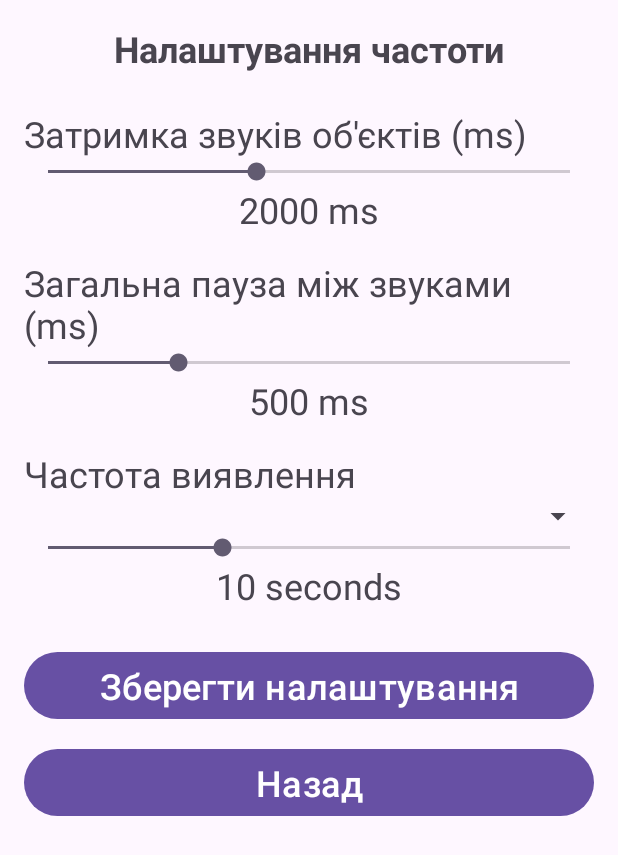
After one commit to AnastasiiaMul/diploma, an Android app: the FrequencyActivity screen opened directly, with no data from a screen before it, on a phone screen of 412 x 824 dp. The commit adds this screen. Shown: the top 855 px of the screen. Run offline under Robolectric (Android 15) with nearby library versions, the phone set to English and light mode, and no system bars; 2 statements that could not run were skipped.

Commit message:
added frequency activity

```diff
--- a/app/src/main/AndroidManifest.xml
+++ b/app/src/main/AndroidManifest.xml
@@ -60,6 +60,9 @@
             android:name=".TravelActivity"
             android:exported="false" />
         <activity
+            android:name=".FrequencyActivity"
+            android:exported="false" />
+        <activity
             android:name=".MainActivity"
             android:exported="true">
             <intent-filter>
--- /dev/null
+++ b/app/src/main/java/com/example/diplomaappmodeltflite/FrequencyActivity.java
@@ -0,0 +1,116 @@
+package com.example.diplomaappmodeltflite;
+
+import android.content.SharedPreferences;
+import android.os.Bundle;
+import android.widget.ArrayAdapter;
+import android.widget.Button;
+import android.widget.SeekBar;
+import android.widget.Spinner;
+import android.widget.TextView;
+
+import androidx.appcompat.app.AppCompatActivity;
+
+public class FrequencyActivity extends AppCompatActivity {
+
+    private SeekBar seekBarObjectCooldown, seekBarGlobalPause, seekBarDetectionInterval;
+    private TextView textViewObjectCooldownValue, textViewGlobalPauseValue, textViewDetectionIntervalValue;
+    private Spinner spinnerDetectionMode;
+    private Button buttonSave, buttonBack;
+
+    private SharedPreferences preferences;
+
+    private static final String PREFS_NAME = "FrequencyPrefs";
+
+    @Override
+    protected void onCreate(Bundle savedInstanceState) {
+        super.onCreate(savedInstanceState);
+        setContentView(R.layout.activity_frequency);
+
+        seekBarObjectCooldown = findViewById(R.id.seekBarObjectCooldown);
+        seekBarGlobalPause = findViewById(R.id.seekBarGlobalPause);
+        seekBarDetectionInterval = findViewById(R.id.seekBarDetectionInterval);
+
+        textViewObjectCooldownValue = findViewById(R.id.textViewObjectCooldownValue);
+        textViewGlobalPauseValue = findViewById(R.id.textViewGlobalPauseValue);
+        textViewDetectionIntervalValue = findViewById(R.id.textViewDetectionIntervalValue);
+
+        spinnerDetectionMode = findViewById(R.id.spinnerDetectionMode);
+        buttonSave = findViewById(R.id.buttonSaveFrequency);
+        buttonBack = findViewById(R.id.buttonBack);
+
+        preferences = getSharedPreferences(PREFS_NAME, MODE_PRIVATE);
+
+        setupSpinner();
+        loadPreferences();
+        setupListeners();
+
+        buttonSave.setOnClickListener(v -> savePreferences());
+        buttonBack.setOnClickListener(v -> finish());
+    }
+
+    private void setupSpinner() {
+        ArrayAdapter<CharSequence> adapter = ArrayAdapter.createFromResource(this,
+                R.array.detection_modes_array, android.R.layout.simple_spinner_item);
+        adapter.setDropDownViewResource(android.R.layout.simple_spinner_dropdown_item);
+        spinnerDetectionMode.setAdapter(adapter);
+    }
+
+    private void loadPreferences() {
+        int objectCooldown = preferences.getInt("object_sound_cooldown_ms", 2000);
+        int globalPause = preferences.getInt("global_sound_pause_ms", 500);
+        int detectionInterval = preferences.getInt("detection_interval_value", 10);
+        String detectionMode = preferences.getString("detection_interval_mode", "Seconds");
+
+        seekBarObjectCooldown.setProgress(objectCooldown);
+        seekBarGlobalPause.setProgress(globalPause);
+        seekBarDetectionInterval.setProgress(detectionInterval);
+
+        textViewObjectCooldownValue.setText(objectCooldown + " ms");
+        textViewGlobalPauseValue.setText(globalPause + " ms");
+        textViewDetectionIntervalValue.setText(detectionMode.equals("Seconds")
+                ? detectionInterval + " seconds"
+                : detectionInterval + " frames");
+
+        int spinnerPosition = detectionMode.equals("Frames") ? 1 : 0;
+        spinnerDetectionMode.setSelection(spinnerPosition);
+    }
+
+    private void setupListeners() {
+        seekBarObjectCooldown.setOnSeekBarChangeListener(new SeekBar.OnSeekBarChangeListener() {
+            @Override public void onProgressChanged(SeekBar seekBar, int progress, boolean fromUser) {
+                textViewObjectCooldownValue.setText(progress + " ms");
+            }
+            @Override public void onStartTrackingTouch(SeekBar seekBar) {}
+            @Override public void onStopTrackingTouch(SeekBar seekBar) {}
+        });
+
+        seekBarGlobalPause.setOnSeekBarChangeListener(new SeekBar.OnSeekBarChangeListener() {
+            @Override public void onProgressChanged(SeekBar seekBar, int progress, boolean fromUser) {
+                textViewGlobalPauseValue.setText(progress + " ms");
+            }
+            @Override public void onStartTrackingTouch(SeekBar seekBar) {}
+            @Override public void onStopTrackingTouch(SeekBar seekBar) {}
+        });
+
+        seekBarDetectionInterval.setOnSeekBarChangeListener(new SeekBar.OnSeekBarChangeListener() {
+            @Override public void onProgressChanged(SeekBar seekBar, int progress, boolean fromUser) {
+                String mode = spinnerDetectionMode.getSelectedItem().toString();
+                textViewDetectionIntervalValue.setText(mode.equals("Frames")
+                        ? progress + " frames"
+                        : progress + " seconds");
+            }
+            @Override public void onStartTrackingTouch(SeekBar seekBar) {}
+            @Override public void onStopTrackingTouch(SeekBar seekBar) {}
+        });
+    }
+
+    private void savePreferences() {
+        SharedPreferences.Editor editor = preferences.edit();
+        editor.putInt("object_sound_cooldown_ms", seekBarObjectCooldown.getProgress());
+        editor.putInt("global_sound_pause_ms", seekBarGlobalPause.getProgress());
+        editor.putInt("detection_interval_value", seekBarDetectionInterval.getProgress());
+        editor.putString("detection_interval_mode", spinnerDetectionMode.getSelectedItem().toString());
+        editor.apply();
+        finish();
+    }
+}
--- a/app/src/main/java/com/example/diplomaappmodeltflite/MainActivity.java
+++ b/app/src/main/java/com/example/diplomaappmodeltflite/MainActivity.java
@@ -20,6 +20,7 @@ public class MainActivity extends AppCompatActivity {
     private Button objectDistanceSettings;
     private Button objectSoundSettings;
     private Button btnTrip;
+    private Button frequencySettings;
 
     @Override
     protected void onCreate(Bundle savedInstanceState) {
@@ -33,6 +34,7 @@ public class MainActivity extends AppCompatActivity {
         objectDistanceSettings = findViewById(R.id.objectDistanceSettings);
         objectSoundSettings = findViewById(R.id.objectSoundSettings);
         btnTrip = findViewById(R.id.btnTrip);
+        frequencySettings = findViewById(R.id.frequencySettings);
 
         btnStartDetection.setOnClickListener(v -> {
             Intent intent = new Intent(MainActivity.this, CameraActivity.class);
@@ -69,5 +71,10 @@ public class MainActivity extends AppCompatActivity {
             startActivity(intent);
         });
 
+        frequencySettings.setOnClickListener(v -> {
+            Intent intent = new Intent(MainActivity.this, FrequencyActivity.class);
+            startActivity(intent);
+        });
+
     }
 }
--- /dev/null
+++ b/app/src/main/res/layout/activity_frequency.xml
@@ -0,0 +1,115 @@
+<?xml version="1.0" encoding="utf-8"?>
+<ScrollView xmlns:android="http://schemas.android.com/apk/res/android"
+    android:layout_width="match_parent"
+    android:layout_height="match_parent"
+    android:padding="16dp">
+
+    <LinearLayout
+        android:layout_width="match_parent"
+        android:layout_height="wrap_content"
+        android:orientation="vertical">
+
+        <!-- Title -->
+        <TextView
+            android:id="@+id/textViewTitle"
+            android:layout_width="match_parent"
+            android:layout_height="wrap_content"
+            android:text="Налаштування частоти"
+            android:textSize="24sp"
+            android:textStyle="bold"
+            android:gravity="center"
+            android:paddingBottom="24dp" />
+
+        <!-- Object Sound Cooldown -->
+        <TextView
+            android:layout_width="match_parent"
+            android:layout_height="wrap_content"
+            android:text="Затримка звуків об'єктів (ms)"
+            android:textSize="24sp" />
+
+        <SeekBar
+            android:id="@+id/seekBarObjectCooldown"
+            android:layout_width="match_parent"
+            android:layout_height="wrap_content"
+            android:max="5000" />
+
+        <TextView
+            android:id="@+id/textViewObjectCooldownValue"
+            android:layout_width="match_parent"
+            android:layout_height="wrap_content"
+            android:text="2000 ms"
+            android:textSize="24sp"
+            android:gravity="center_horizontal"
+            android:paddingBottom="16dp" />
+
+        <!-- Global Sound Pause -->
+        <TextView
+            android:layout_width="match_parent"
+            android:layout_height="wrap_content"
+            android:text="Загальна пауза між звуками (ms)"
+            android:textSize="24sp" />
+
+        <SeekBar
+            android:id="@+id/seekBarGlobalPause"
+            android:layout_width="match_parent"
+            android:layout_height="wrap_content"
+            android:max="2000" />
+
+        <TextView
+            android:id="@+id/textViewGlobalPauseValue"
+            android:layout_width="match_parent"
+            android:layout_height="wrap_content"
+            android:text="500 ms"
+            android:textSize="24sp"
+            android:gravity="center_horizontal"
+            android:paddingBottom="16dp" />
+
+        <!-- Detection Interval -->
+        <TextView
+            android:layout_width="match_parent"
+            android:layout_height="wrap_content"
+            android:text="Частота виявлення"
+            android:textSize="24sp" />
+
+        <Spinner
+            android:id="@+id/spinnerDetectionMode"
+            android:layout_width="match_parent"
+            android:layout_height="wrap_content"
+            android:paddingBottom="8dp" />
+
+        <SeekBar
+            android:id="@+id/seekBarDetectionInterval"
+            android:layout_width="match_parent"
+            android:layout_height="wrap_content"
+            android:max="30"
+            android:textSize="24sp"/>
+
+        <TextView
+            android:id="@+id/textViewDetectionIntervalValue"
+            android:layout_width="match_parent"
+            android:layout_height="wrap_content"
+            android:text="10 seconds"
+            android:gravity="center_horizontal"
+            android:paddingBottom="24dp"
+            android:textSize="24sp"/>
+
+        <!-- Save Button -->
+        <Button
+            android:id="@+id/buttonSaveFrequency"
+            android:layout_width="match_parent"
+            android:layout_height="wrap_content"
+            android:text="Зберегти налаштування"
+            android:textSize="24sp"/>
+
+        <!-- Back Button -->
+        <Button
+            android:id="@+id/buttonBack"
+            android:layout_width="match_parent"
+            android:layout_height="wrap_content"
+            android:text="Назад"
+            android:textSize="24sp"
+            android:layout_marginTop="12dp" />
+
+    </LinearLayout>
+
+</ScrollView>
```
